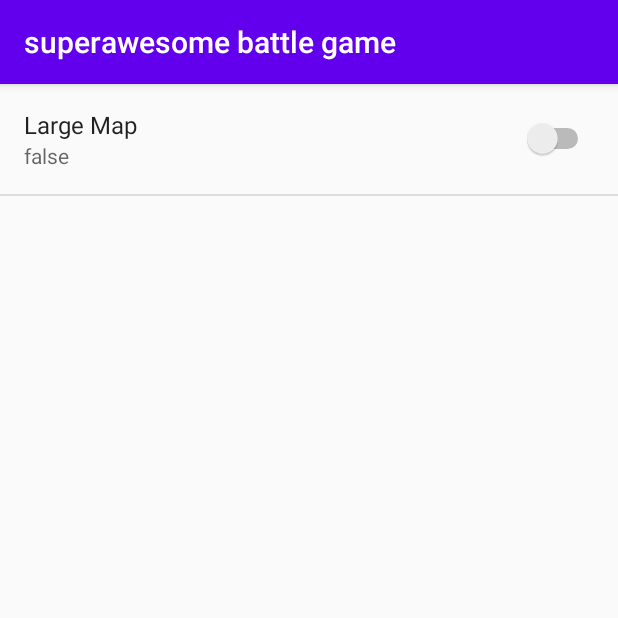
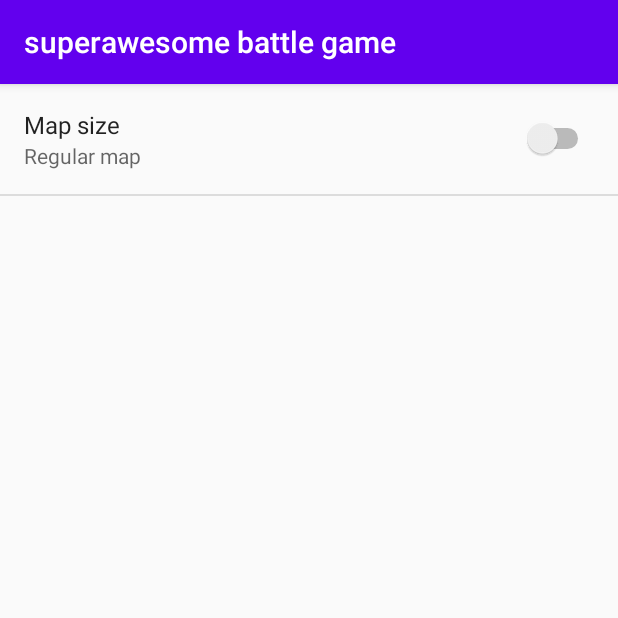
Before and after one commit to balambeer/SuperAwesomeBattleGame, an Android app: the SettingsActivity screen opened directly, with no data from a screen before it, on a phone screen of 412 x 824 dp, the top half of it. Run offline under Robolectric (Android 15) with nearby library versions, the phone set to English and light mode, and no system bars.

Commit message:
Added summary of current setting

```diff
--- a/app/src/main/java/com/example/superawesomebattlegame/SettingsActivity.java
+++ b/app/src/main/java/com/example/superawesomebattlegame/SettingsActivity.java
@@ -46,9 +46,11 @@ public class SettingsActivity extends AppCompatActivity {
         @Override
         public boolean onPreferenceChange(Preference preference, Object newValue) {
 
-            String stringValue = newValue.toString();
-            preference.setSummary(stringValue);
-
+            if (newValue.toString().equals("true")){
+                preference.setSummary("Large map");
+            } else {
+                preference.setSummary("Regular map");
+            }
             return true;
         }
         }
--- a/app/src/main/res/xml/settings_main.xml
+++ b/app/src/main/res/xml/settings_main.xml
@@ -6,7 +6,7 @@
         android:height="10dp"
         android:defaultValue="small"
         android:key="map_size"
-        android:title="Large Map"/>
+        android:title="Map size" />
 
 
 </PreferenceScreen>
```
